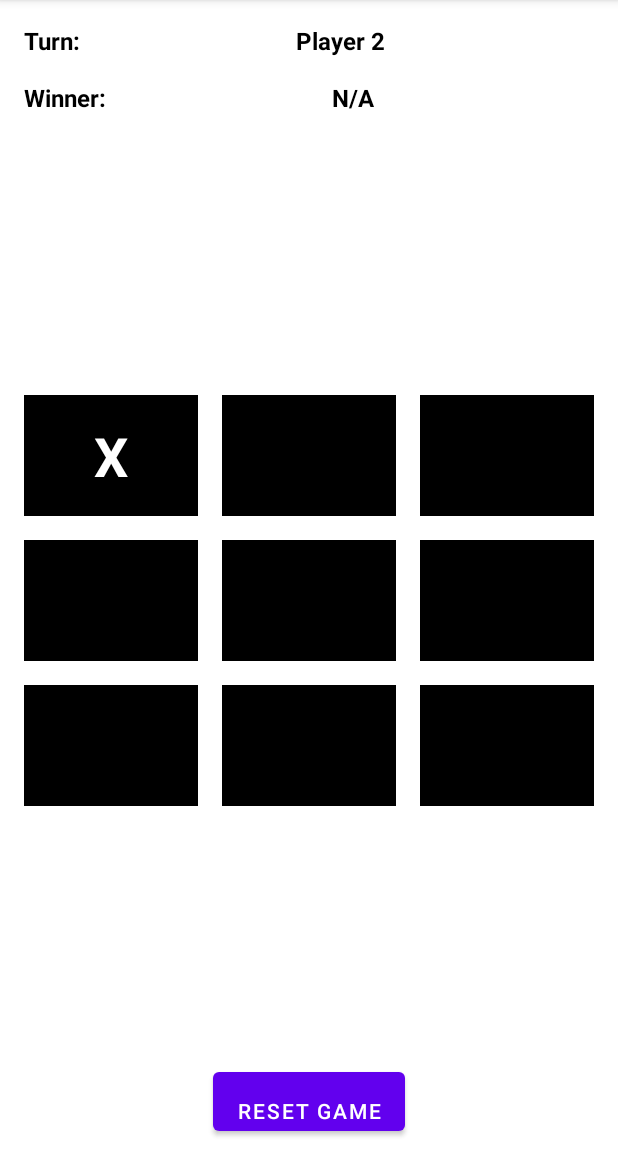
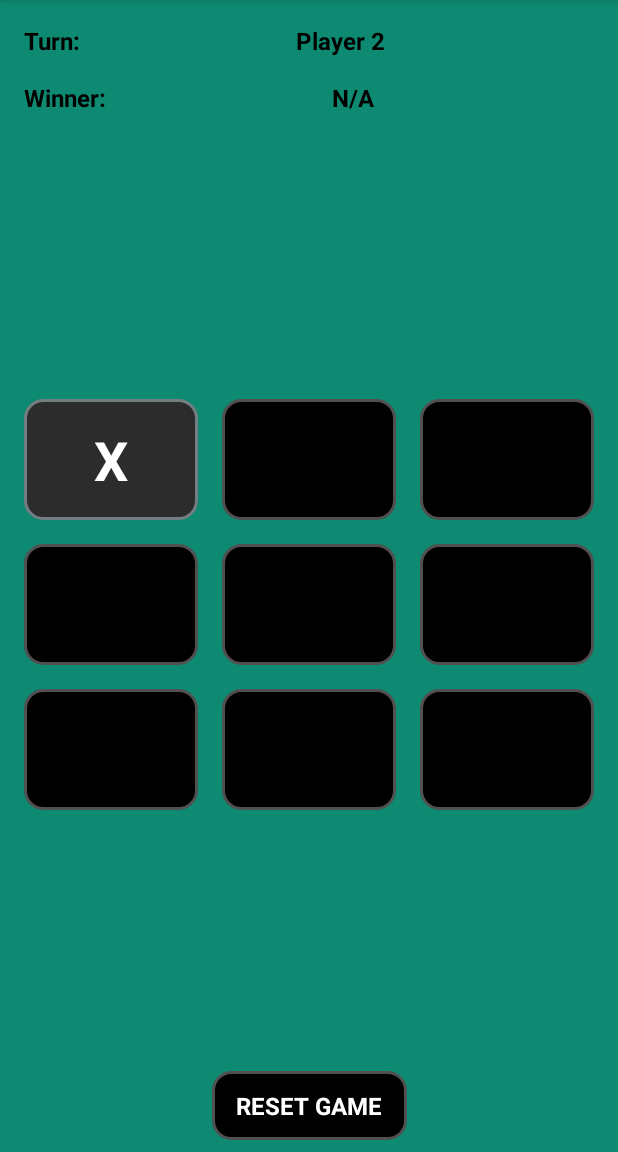
Before and after one commit to eFortsHub/TicTacToe, an Android app: the screen it shows after launch (MainActivity), after a tap on an icon or button, on a phone screen of 412 x 824 dp, the part 84-1236 px from its top. Run offline under Robolectric (Android 15) with nearby library versions, the phone set to English and light mode, and no system bars.

Commit message:
H. Bappi eFortsHub Youtube Tutorial

```diff
--- a/app/src/main/java/com/efortshub/youtube/tictactoe/MainActivity.java
+++ b/app/src/main/java/com/efortshub/youtube/tictactoe/MainActivity.java
@@ -1,13 +1,23 @@
 package com.efortshub.youtube.tictactoe;
 import androidx.appcompat.app.AlertDialog;
 import androidx.appcompat.app.AppCompatActivity;
+import androidx.core.content.ContextCompat;
 
 import android.content.DialogInterface;
 import android.os.Bundle;
 import android.util.Log;
+import android.view.View;
+import android.view.animation.Animation;
+import android.view.animation.AnimationUtils;
 import android.widget.TextView;
 
 import com.efortshub.youtube.tictactoe.databinding.ActivityMainBinding;
+
+import org.w3c.dom.Text;
+
+import java.lang.annotation.Repeatable;
+import java.util.ArrayList;
+import java.util.List;
 
 public class MainActivity extends AppCompatActivity {
     ActivityMainBinding binding;
@@ -28,6 +38,13 @@ public class MainActivity extends AppCompatActivity {
         binding = ActivityMainBinding.inflate(getLayoutInflater());
         setContentView(binding.getRoot());
 
+
+
+
+
+
+
+
         playerTurn = PlayerTurn.PLAYER_ONE;
 
         binding.btnResetGame.setOnClickListener((v)->{
@@ -45,10 +62,39 @@ public class MainActivity extends AppCompatActivity {
 
         for (TextView btn: btns){
             btn.setOnClickListener(view -> {
-                gameClicked(btns, btn);
+
+                if (binding.tvWinner.getText().toString().equals("N/A")) {
+                    gameClicked(btns, btn);
+                }else {
+                    Animation animation = AnimationUtils.loadAnimation(MainActivity.this, R.anim.anim_matches);
+                    binding.btnResetGame.startAnimation(animation);
+                    binding.btnResetGame.setBackground(ContextCompat.getDrawable(MainActivity.this, R.drawable.bg_black_clicked));
+
+                    animation.setAnimationListener(new Animation.AnimationListener() {
+                        @Override
+                        public void onAnimationStart(Animation animation) {
+
+                        }
+
+                        @Override
+                        public void onAnimationEnd(Animation animation) {
+                            binding.btnResetGame.setBackground(ContextCompat.getDrawable(MainActivity.this, R.drawable.bg_clicable_black));
+
+
+                        }
+
+                        @Override
+                        public void onAnimationRepeat(Animation animation) {
+
+
+                        }
+                    });
+
+                }
+
+
             });
         }
-
     }
     private void gameClicked(TextView[] btns, TextView btn) {
         switch (playerTurn){
@@ -82,7 +128,6 @@ public class MainActivity extends AppCompatActivity {
         String result6 = checkCondition(condition6, btns);
         String result7 = checkCondition(condition7, btns);
         String result8 = checkCondition(condition8, btns);
-
         if (!result1.isEmpty()){
             binding.tvWinner.setText(result1);
 
@@ -105,8 +150,9 @@ public class MainActivity extends AppCompatActivity {
         }else if (!result8.isEmpty()){
             binding.tvWinner.setText(result8);
 
+
         }
-        if (!binding.tvWinner.getText().toString().equals("N/A")){
+/*        if (!binding.tvWinner.getText().toString().equals("N/A")){
             new AlertDialog.Builder(MainActivity.this)
             .setTitle("Winner Found")
             .setMessage(binding.tvWinner.getText().toString()+" is winner.")
@@ -120,22 +166,47 @@ public class MainActivity extends AppCompatActivity {
             .setCancelable(false)
                     .create().show();
 
-        }
+        }*/
 
 
     }
     private String checkCondition(int[] condition, TextView[] btns) {
         String result = "";
+        List<TextView> tvlist = new ArrayList<>();
 
         for (int i: condition){
-           result = result.concat( btns[i-1].getText().toString());
+            TextView tv = btns[i-1];
+           result = result.concat( tv.getText().toString());
+           tvlist.add(tv);
         }
 
         Log.d("hhhh", "checkCondition: "+result);
 
         if (result.equals("XXX")){
+            Animation animation = AnimationUtils.loadAnimation(MainActivity.this, R.anim.anim_matches);
+
+            for (TextView v: tvlist) {
+                v.startAnimation(animation);
+
+                v.setBackground(ContextCompat.getDrawable(MainActivity.this, R.drawable.bg_black_clicked));
+                v.setTextColor(ContextCompat.getColor(MainActivity.this, R.color.black));
+
+            }
+
             return player1;
         }else if (result.equals("OOO")){
+            Animation animation = AnimationUtils.loadAnimation(MainActivity.this, R.anim.anim_matches);
+
+            for (TextView v: tvlist) {
+                v.startAnimation(animation);
+
+                v.setBackground(ContextCompat.getDrawable(MainActivity.this, R.drawable.bg_black_clicked));
+                v.setTextColor(ContextCompat.getColor(MainActivity.this, R.color.black));
+
+            }
+
+
+
             return player2;
         }else return "";
 
--- /dev/null
+++ b/app/src/main/res/drawable/bg_black.xml
@@ -0,0 +1,10 @@
+<?xml version="1.0" encoding="utf-8"?>
+<shape xmlns:android="http://schemas.android.com/apk/res/android"
+    android:shape="rectangle">
+
+    <solid android:color="@color/black"/>
+    <corners android:radius="12dp"/>
+    <stroke android:color="#505050" android:width="2dp"/>
+
+
+</shape>
--- /dev/null
+++ b/app/src/main/res/drawable/bg_black_clicked.xml
@@ -0,0 +1,8 @@
+<?xml version="1.0" encoding="utf-8"?>
+<shape xmlns:android="http://schemas.android.com/apk/res/android"
+    android:shape="rectangle">
+
+    <solid android:color="#C56012"/>
+    <corners android:radius="12dp"/>
+    <stroke android:color="#000000" android:width="3dp"/>
+</shape>
--- /dev/null
+++ b/app/src/main/res/drawable/bg_black_disabled.xml
@@ -0,0 +1,10 @@
+<?xml version="1.0" encoding="utf-8"?>
+<shape xmlns:android="http://schemas.android.com/apk/res/android"
+    android:shape="rectangle">
+
+    <solid android:color="#2C2C2C"/>
+    <corners android:radius="12dp"/>
+    <stroke android:color="#747E80" android:width="2dp"/>
+
+
+</shape>
--- /dev/null
+++ b/app/src/main/res/drawable/bg_clicable_black.xml
@@ -0,0 +1,17 @@
+<?xml version="1.0" encoding="utf-8"?>
+<selector xmlns:android="http://schemas.android.com/apk/res/android">
+
+    <item
+        android:state_pressed="true"
+        android:drawable="@drawable/bg_black_clicked"/>
+
+
+    <item android:state_enabled="true"
+        android:drawable="@drawable/bg_black"/>
+
+
+    <item android:state_enabled="false"
+        android:drawable="@drawable/bg_black_disabled"/>
+
+
+</selector>
--- a/app/src/main/res/layout/activity_main.xml
+++ b/app/src/main/res/layout/activity_main.xml
@@ -4,6 +4,7 @@
     xmlns:tools="http://schemas.android.com/tools"
     android:layout_width="match_parent"
     android:layout_height="match_parent"
+    android:background="#0F8A72"
     tools:context=".MainActivity">
 
 
@@ -97,8 +98,10 @@
                 android:layout_height="wrap_content"
                 android:layout_gravity="center"
                 android:layout_margin="8dp"
+                android:clickable="true"
+                android:focusable="true"
                 android:layout_weight="1"
-                android:background="@color/black"
+                android:background="@drawable/bg_clicable_black"
                 android:gravity="center"
                 android:padding="16dp"
                 android:textColor="@color/white"
@@ -112,7 +115,9 @@
                 android:layout_gravity="center"
                 android:layout_margin="8dp"
                 android:layout_weight="1"
-                android:background="@color/black"
+                android:clickable="true"
+                android:focusable="true"
+                android:background="@drawable/bg_clicable_black"
                 android:gravity="center"
                 android:padding="16dp"
                 android:textColor="@color/white"
@@ -125,8 +130,10 @@
                 android:layout_height="wrap_content"
                 android:layout_gravity="center"
                 android:layout_margin="8dp"
+                android:clickable="true"
+                android:focusable="true"
                 android:layout_weight="1"
-                android:background="@color/black"
+                android:background="@drawable/bg_clicable_black"
                 android:gravity="center"
                 android:padding="16dp"
                 android:textColor="@color/white"
@@ -148,8 +155,10 @@
                 android:layout_height="wrap_content"
                 android:layout_gravity="center"
                 android:layout_margin="8dp"
+                android:clickable="true"
+                android:focusable="true"
                 android:layout_weight="1"
-                android:background="@color/black"
+                android:background="@drawable/bg_clicable_black"
                 android:gravity="center"
                 android:padding="16dp"
                 android:textColor="@color/white"
@@ -163,7 +172,9 @@
                 android:layout_gravity="center"
                 android:layout_margin="8dp"
                 android:layout_weight="1"
-                android:background="@color/black"
+                android:clickable="true"
+                android:focusable="true"
+                android:background="@drawable/bg_clicable_black"
                 android:gravity="center"
                 android:padding="16dp"
                 android:textColor="@color/white"
@@ -177,7 +188,9 @@
                 android:layout_gravity="center"
                 android:layout_margin="8dp"
                 android:layout_weight="1"
-                android:background="@color/black"
+                android:clickable="true"
+                android:focusable="true"
+                android:background="@drawable/bg_clicable_black"
                 android:gravity="center"
                 android:padding="16dp"
                 android:textColor="@color/white"
@@ -199,8 +212,10 @@
                 android:layout_height="wrap_content"
                 android:layout_gravity="center"
                 android:layout_margin="8dp"
+                android:clickable="true"
+                android:focusable="true"
                 android:layout_weight="1"
-                android:background="@color/black"
+                android:background="@drawable/bg_clicable_black"
                 android:gravity="center"
                 android:padding="16dp"
                 android:textColor="@color/white"
@@ -214,7 +229,9 @@
                 android:layout_gravity="center"
                 android:layout_margin="8dp"
                 android:layout_weight="1"
-                android:background="@color/black"
+                android:clickable="true"
+                android:focusable="true"
+                android:background="@drawable/bg_clicable_black"
                 android:gravity="center"
                 android:padding="16dp"
                 android:textColor="@color/white"
@@ -227,8 +244,10 @@
                 android:layout_height="wrap_content"
                 android:layout_gravity="center"
                 android:layout_margin="8dp"
+                android:clickable="true"
+                android:focusable="true"
                 android:layout_weight="1"
-                android:background="@color/black"
+                android:background="@drawable/bg_clicable_black"
                 android:gravity="center"
                 android:padding="16dp"
                 android:textColor="@color/white"
@@ -241,16 +260,23 @@
     </androidx.appcompat.widget.LinearLayoutCompat>
 
 
-    <Button
+    <TextView
         android:id="@+id/btn_reset_game"
         android:layout_width="wrap_content"
         android:layout_height="wrap_content"
         android:layout_gravity="center"
         android:layout_margin="8dp"
         android:gravity="center"
-        android:paddingTop="16dp"
-        android:text="REset game"
+        android:paddingTop="12dp"
+        android:paddingBottom="12dp"
+        android:paddingStart="16dp"
+        android:paddingEnd="16dp"
+        android:text="Reset game"
+        android:textColor="@color/white"
+        android:textStyle="bold"
+        android:background="@drawable/bg_clicable_black"
         android:textAllCaps="true"
+        android:textSize="16sp"
         app:layout_constraintBottom_toBottomOf="parent"
         app:layout_constraintEnd_toEndOf="parent"
         app:layout_constraintStart_toStartOf="parent" />
```
Also changed, not shown: app/src/main/res/anim/anim_matches.xml (added, +25 -0 lines), app/src/main/res/layout/dialog_set_payers_name.xml (added, +91 -0 lines).
